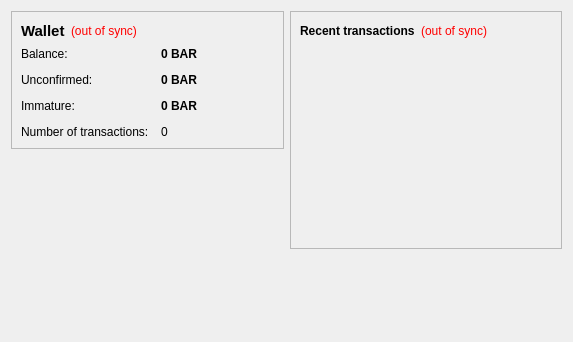
The window that src/qt/forms/overviewpage.ui (Zeon385/PROgressID) describes before a commit, drawn with Qt 5.
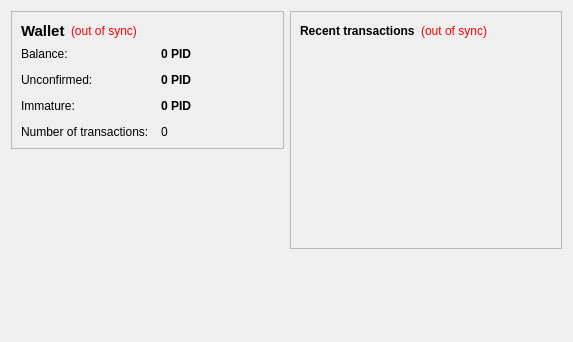
The same window after the commit.

The edit to the form file:
```diff
--- a/src/qt/forms/overviewpage.ui
+++ b/src/qt/forms/overviewpage.ui
@@ -105,7 +105,7 @@
              <string>Your current balance</string>
             </property>
             <property name="text">
-             <string notr="true">0 BAR</string>
+             <string notr="true">0 PID</string>
             </property>
             <property name="textInteractionFlags">
              <set>Qt::LinksAccessibleByMouse|Qt::TextSelectableByKeyboard|Qt::TextSelectableByMouse</set>
@@ -134,7 +134,7 @@
              <string>Total of transactions that have yet to be confirmed, and do not yet count toward the current balance</string>
             </property>
             <property name="text">
-             <string notr="true">0 BAR</string>
+             <string notr="true">0 PID</string>
             </property>
             <property name="textInteractionFlags">
              <set>Qt::LinksAccessibleByMouse|Qt::TextSelectableByKeyboard|Qt::TextSelectableByMouse</set>
@@ -177,7 +177,7 @@
              <string>Mined balance that has not yet matured</string>
             </property>
             <property name="text">
-             <string notr="true">0 BAR</string>
+             <string notr="true">0 PID</string>
             </property>
             <property name="textInteractionFlags">
              <set>Qt::LinksAccessibleByMouse|Qt::TextSelectableByKeyboard|Qt::TextSelectableByMouse</set>
```
Left out of the diff: 4 changed lines with no effect on the pictures.
